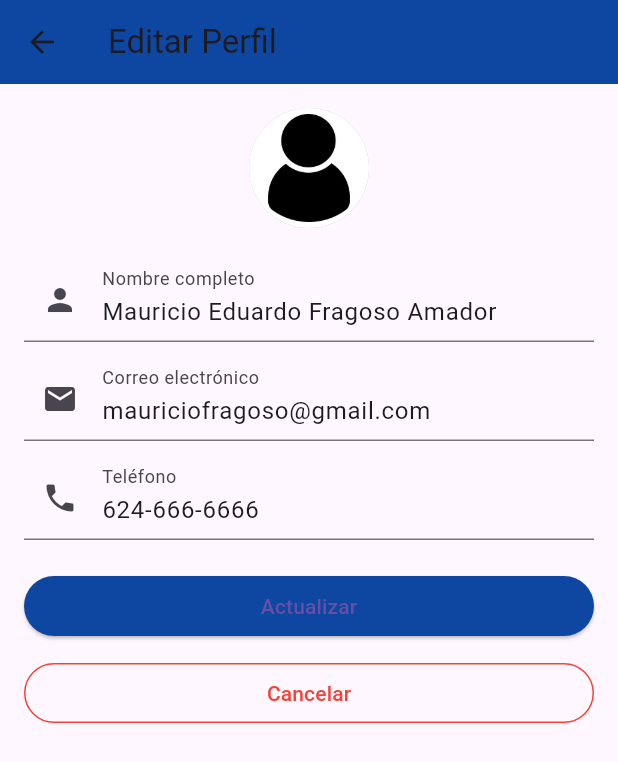
After one commit to Jady15/axo-mobile, a Flutter app: the ProfileScreen screen opened by its route, after a tap on the "edit" icon, on a phone screen of 412 x 824 dp. The commit adds this screen. Shown: the top 762 px of the screen. Run offline on Flutter 3.47's test engine with Material 3 defaults, Android fonts, the light colour scheme and no system bars; our stand-ins replace fl_chart.

Commit message:
Diseño de perfil Brenda

```diff
--- a/lib/main.dart
+++ b/lib/main.dart
@@ -3,6 +3,10 @@ import 'package:flutter/material.dart';
 import 'package:axo_app/screens/login_screen.dart';
 import 'package:axo_app/screens/register_screen.dart';
 import 'package:axo_app/screens/welcome_screen.dart';
+import 'package:axo_app/screens/profile_screen.dart';
+import 'package:axo_app/screens/edit_profile_screen.dart';
+
+
 
 void main() {
   runApp(const MyApp());
@@ -11,7 +15,6 @@ void main() {
 class MyApp extends StatelessWidget {
   const MyApp({super.key});
 
-  // This widget is the root of your application.
   @override
   Widget build(BuildContext context) {
     return MaterialApp(
@@ -22,6 +25,9 @@ class MyApp extends StatelessWidget {
         '/register': (context) => RegisterScreen(),
         '/login': (context) => LoginScreen(),
         '/layout': (context) => const LayoutScreen(),
+        '/profile': (context) => const ProfileScreen(),
+        '/edit_profile': (context) => const EditProfileScreen(),
+
       },
       title: 'AXO',
     );
--- /dev/null
+++ b/lib/screens/edit_profile_screen.dart
@@ -0,0 +1,92 @@
+import 'package:flutter/material.dart';
+
+class EditProfileScreen extends StatelessWidget {
+  const EditProfileScreen({super.key});
+
+  @override
+  Widget build(BuildContext context) {
+    final nameController = TextEditingController(text: 'Mauricio Eduardo Fragoso Amador');
+    final emailController = TextEditingController(text: 'mauriciofragoso@gmail.com');
+    final phoneController = TextEditingController(text: '624-666-6666');
+
+    return Scaffold(
+      appBar: AppBar(
+        title: const Text('Editar Perfil'),
+        leading: IconButton(
+          icon: const Icon(Icons.arrow_back),
+          onPressed: () => Navigator.pop(context),
+        ),
+        backgroundColor: Colors.blue[900],
+      ),
+      body: Padding(
+        padding: const EdgeInsets.all(16.0),
+        child: ListView(
+          children: [
+            const Center(
+              child: CircleAvatar(
+                radius: 40,
+                backgroundColor: Colors.black26,
+                  backgroundImage: AssetImage('assets/usuario.png'),
+              ),
+            ),
+            const SizedBox(height: 20),
+            TextField(
+              controller: nameController,
+              decoration: const InputDecoration(
+                labelText: 'Nombre completo',
+                prefixIcon: Icon(Icons.person),
+              ),
+            ),
+            const SizedBox(height: 10),
+            TextField(
+              controller: emailController,
+              decoration: const InputDecoration(
+                labelText: 'Correo electrónico',
+                prefixIcon: Icon(Icons.email),
+              ),
+            ),
+            const SizedBox(height: 10),
+            TextField(
+              controller: phoneController,
+              decoration: const InputDecoration(
+                labelText: 'Teléfono',
+                prefixIcon: Icon(Icons.phone),
+              ),
+            ),
+            const SizedBox(height: 20),
+            ElevatedButton(
+              onPressed: () {
+            // Obtener datos actualizados
+            final updatedName = nameController.text;
+            final updatedEmail = emailController.text;
+            final updatedPhone = phoneController.text;
+
+            Navigator.pop(context, {
+              'name': updatedName,
+              'email': updatedEmail,
+              'phone': updatedPhone,
+            });
+          },
+              style: ElevatedButton.styleFrom(backgroundColor: Colors.blue[900]),
+              child: const Text('Actualizar'),
+            ),
+            const SizedBox(height: 10),
+            OutlinedButton(
+              onPressed: () {
+                // Cancelar y regresar al perfil sin guardar cambios
+                Navigator.pop(context);
+              },
+              style: OutlinedButton.styleFrom(
+                side: const BorderSide(color: Colors.red),
+              ),
+              child: const Text(
+                'Cancelar',
+                style: TextStyle(color: Colors.red),
+              ),
+            ),
+          ],
+        ),
+      ),
+    );
+  }
+}
--- a/lib/screens/layout_screen.dart
+++ b/lib/screens/layout_screen.dart
@@ -2,11 +2,13 @@ import 'package:flutter/material.dart';
 import 'package:axo_app/screens/home_screen.dart';
 import 'package:axo_app/screens/statistics_screen.dart';
 import 'package:axo_app/screens/dashboard_screen.dart';
-// Clase para definir la configuración de cada pestaña (sin Navigator)
+import 'package:axo_app/screens/profile_screen.dart';
+
 class NavigationTab {
   final Widget screen;
   final String label;
   final IconData icon;
+
 
   const NavigationTab({
     required this.screen,
@@ -51,10 +53,12 @@ class _LayoutScreenState extends State<LayoutScreen> {
       icon: Icons.bar_chart,
     ),
     NavigationTab(
-      screen: Center(child: Text('Perfil', style: TextStyle(fontSize: 40))),
+      screen: ProfileScreen(),
       label: 'Perfil',
       icon: Icons.person_rounded,
     ),
+
+
   ];
 
   @override
@@ -89,8 +93,15 @@ class _LayoutScreenState extends State<LayoutScreen> {
               ],
             ),
             const SizedBox(width: 16),
-            const Icon(Icons.account_circle, color: Colors.white, size: 40),
-          ],
+          GestureDetector(
+            onTap: () {
+              setState(() {
+                _selectedIndex = 3;
+              });
+            },
+            child: const Icon(Icons.account_circle, color: Colors.white, size: 40),
+          ),
+                    ],
         ),
       ),
       body: IndexedStack(
--- /dev/null
+++ b/lib/screens/profile_screen.dart
@@ -0,0 +1,139 @@
+import 'package:flutter/material.dart';
+import 'package:flutter/material.dart';
+
+class ProfileScreen extends StatefulWidget {
+  const ProfileScreen({super.key});
+
+  @override
+  State<ProfileScreen> createState() => _ProfileScreenState();
+}
+
+class _ProfileScreenState extends State<ProfileScreen> {
+  bool _alertaTemperatura = false;
+  bool _alertaPuerta = true;
+
+  @override
+  Widget build(BuildContext context) {
+    return Scaffold(
+      body: Padding(
+        padding: const EdgeInsets.all(16),
+        child: Column(
+          crossAxisAlignment: CrossAxisAlignment.start,
+          children: [
+            Text(
+              "Perfil",
+              style: TextStyle(
+                fontSize: 22,
+                fontWeight: FontWeight.bold,
+                color: Colors.blue[900],
+              ),
+            ),
+            // Perfil y botón editar
+            Row(
+              crossAxisAlignment: CrossAxisAlignment.start,
+              children: [
+                const CircleAvatar(
+                  radius: 40,
+                  backgroundImage: AssetImage('assets/usuario.png'),
+                ),
+                const SizedBox(width: 16),
+                Expanded(
+                  child: Column(
+                    crossAxisAlignment: CrossAxisAlignment.start,
+                    children: [
+                      const Text(
+                        'Mauricio Fragoso',
+                        style: TextStyle(fontSize: 18, fontWeight: FontWeight.bold),
+                      ),
+                      const SizedBox(height: 4),
+                      const Text('mauriciofragoso@gmail.com'),
+                    ],
+                  ),
+                ),
+                IconButton(
+                  icon: const Icon(Icons.edit, color: Colors.blue),
+                  onPressed: () {
+                    Navigator.pushNamed(context, '/edit_profile');
+                  },
+                ),
+              ],
+            ),
+            const SizedBox(height: 30),
+            Align(
+              alignment: Alignment.centerLeft,
+              child: const Text(
+                'Gestión de refrigeradores',
+                style: TextStyle(fontSize: 16, fontWeight: FontWeight.bold),
+              ),
+            ),
+            const SizedBox(height: 20),
+
+            ListTile(
+              leading: const Icon(Icons.add_circle_outline),
+              title: const Text('Agregar sistema'),
+              trailing: const Icon(Icons.chevron_right),
+              onTap: () {
+              },
+            ),
+            ListTile(
+              leading: const Icon(Icons.edit_outlined),
+              title: const Text('Editar datos de sistema'),
+              trailing: const Icon(Icons.chevron_right),
+              onTap: () {
+              },
+            ),
+            ListTile(
+              leading: const Icon(Icons.delete, color: Colors.red),
+              title: const Text('Eliminar sistema', style: TextStyle(color: Colors.red)),
+              trailing: const Icon(Icons.chevron_right),
+              onTap: () {
+                // Lógica para eliminar sistema
+              },
+            ),
+
+            const SizedBox(height: 20),
+            Align(
+              alignment: Alignment.centerLeft,
+              child: const Text(
+                'Preferencias',
+                style: TextStyle(fontWeight: FontWeight.bold),
+              ),
+            ),
+            SwitchListTile(
+              title: const Text('Alertar temperaturas fuera de rango'),
+              value: _alertaTemperatura,
+              onChanged: (val) {
+                setState(() {
+                  _alertaTemperatura = val;
+                });
+              },
+            ),
+            SwitchListTile(
+              title: const Text('Notificación de puerta abierta por tiempo prolongado'),
+              value: _alertaPuerta,
+              onChanged: (val) {
+                setState(() {
+                  _alertaPuerta = val;
+                });
+              },
+            ),
+            const Spacer(),
+            Center(
+              child: ElevatedButton.icon(
+                icon: const Icon(Icons.logout),
+                label: const Text('Cerrar sesión'),
+                style: ElevatedButton.styleFrom(
+                  backgroundColor: Colors.red,
+                  foregroundColor: Colors.white,
+                ),
+                onPressed: () {
+                  Navigator.pushNamedAndRemoveUntil(context, '/welcome', (route) => false);
+                },
+              ),
+            ),
+          ],
+        ),
+      ),
+    );
+  }
+}
```
